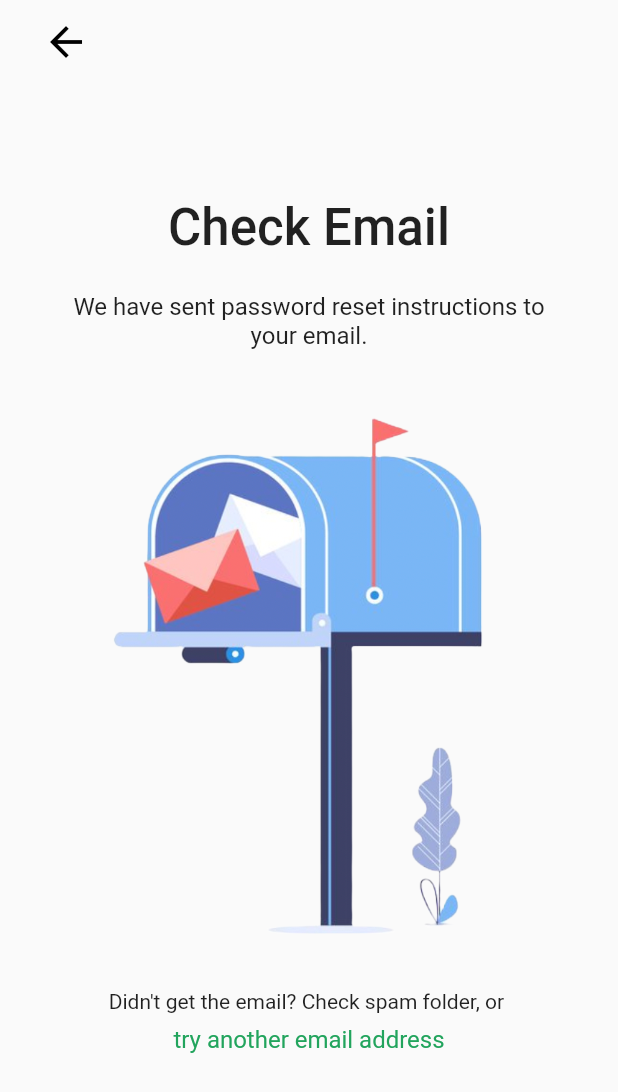
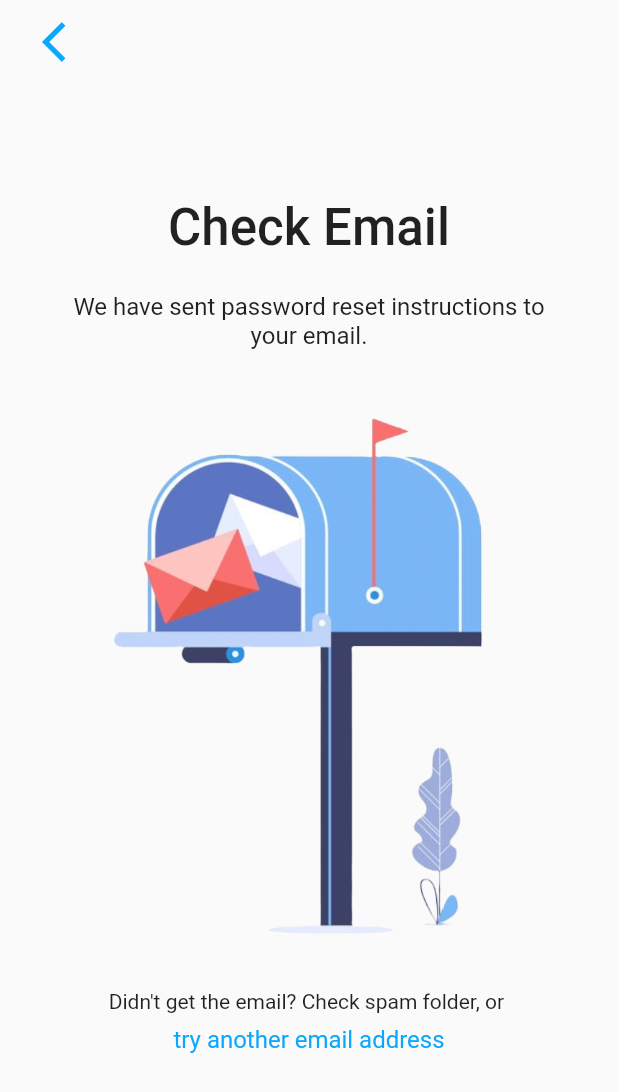
Before and after one commit to ALarsonPi/chores_app, a Flutter app: the ForgotPassword screen opened directly with empty values, after a tap on "Send Instructions", on a phone screen of 412 x 824 dp. Shown: the top 1092 px of the screen. Run offline on Flutter 3.47's test engine with Material 2 defaults, Android fonts, the phone set to English and light mode, and no system bars; our stand-ins replace animated_splash_screen, auth_buttons, badges, cloud_firestore, firebase_auth, firebase_core and 4 more; missing offline and left inert: flutter_device_type, flutter_facebook_auth; accounts and stored records are empty; project files that could hold a hidden picture were left out.

Commit message:
Completed UI for forgot password screen

```diff
--- a/lib/Widgets/UserLoginLogout/CheckEmail.dart
+++ b/lib/Widgets/UserLoginLogout/CheckEmail.dart
@@ -36,24 +36,6 @@ class CheckEmail extends StatelessWidget {
             ),
           ),
         ),
-        // Padding(
-        //   padding: const EdgeInsets.only(top: 8.0),
-        //   child: GestureDetector(
-        //     onTap: () => {
-        //       returnToLogin(),
-        //     },
-        //     child: Align(
-        //       alignment: Alignment.center,
-        //       child: Text(
-        //         "Return to Login",
-        //         style: loginMediumGreyBodyTextStyle.copyWith(
-        //           color: loginPrimaryColor,
-        //         ),
-        //       ),
-        //     ),
-        //   ),
-        // ),
-
         verticalSpaceMedium,
         Image.asset("assets/images/mailboxTransparent.png"),
         verticalSpaceMedium,
@@ -72,7 +54,7 @@ class CheckEmail extends StatelessWidget {
                   child: Text(
                     "try another email address",
                     style: loginMediumGreyBodyTextStyle.copyWith(
-                      color: loginPrimaryColor,
+                      color: forgotPasswordPrimaryColor,
                     ),
                   ),
                 ),
--- a/lib/Widgets/UserLoginLogout/ForgotPassword.dart
+++ b/lib/Widgets/UserLoginLogout/ForgotPassword.dart
@@ -35,7 +35,10 @@ class _ForgotPasswordState extends State<ForgotPassword> {
         leading: Padding(
           padding: const EdgeInsets.only(left: 20.0),
           child: IconButton(
-            icon: const Icon(Icons.arrow_back, color: Colors.black),
+            icon: const Icon(
+              Icons.arrow_back_ios,
+              color: forgotPasswordPrimaryColor,
+            ),
             onPressed: () => widget.setStateBackToLoginScreen(),
           ),
         ),
@@ -60,11 +63,15 @@ class _ForgotPasswordState extends State<ForgotPassword> {
                 widget.setStateBackToLoginScreen,
                 returnToForgotPasswordScreen,
               )
-            : Column(
-                mainAxisAlignment: MainAxisAlignment.start,
-                crossAxisAlignment: CrossAxisAlignment.start,
+            : ListView(
+                shrinkWrap: true,
+                physics: const NeverScrollableScrollPhysics(),
                 children: [
-                  verticalSpaceLarge,
+                  SizedBox(
+                    width: MediaQuery.of(context).size.width * 0.5,
+                    height: MediaQuery.of(context).size.width * 0.5,
+                    child: Image.asset("assets/images/forgotPassword.png"),
+                  ),
                   verticalSpaceLarge,
                   const Padding(
                     padding: EdgeInsets.only(bottom: 8.0),
@@ -87,33 +94,43 @@ class _ForgotPasswordState extends State<ForgotPassword> {
                       ),
                     ),
                   ),
-                  verticalSpaceMedium,
                   Padding(
-                    padding: const EdgeInsets.only(top: 16.0),
+                    padding: const EdgeInsets.only(top: 8.0),
                     child: TextFormField(
                       controller: emailController,
                       keyboardType: TextInputType.emailAddress,
                       autofocus: false,
-                      cursorColor: loginPrimaryColor,
+                      cursorColor: forgotPasswordPrimaryColor,
                       textInputAction: TextInputAction.next,
-                      decoration: const InputDecoration(
-                        border: OutlineInputBorder(
-                            borderRadius:
-                                BorderRadius.all(Radius.circular(5.0))),
-                        labelText: 'Email Address',
-                        labelStyle: TextStyle(
-                          color: loginMediumGreyColor,
+                      decoration: InputDecoration(
+                        enabledBorder: OutlineInputBorder(
+                          borderSide: const BorderSide(
+                            width: 1,
+                            color: Colors.grey,
+                          ),
+                          borderRadius: BorderRadius.circular(50.0),
+                        ),
+                        focusedBorder: OutlineInputBorder(
+                          borderSide: const BorderSide(
+                            width: 2,
+                            color: forgotPasswordPrimaryColor,
+                          ),
+                          borderRadius: BorderRadius.circular(50.0),
+                        ),
+                        errorBorder: OutlineInputBorder(
+                          borderSide: const BorderSide(
+                            width: 2,
+                            color: Colors.redAccent,
+                          ),
+                          borderRadius: BorderRadius.circular(50.0),
                         ),
                         filled: true,
-                        fillColor: Color.fromARGB(255, 241, 241, 242),
+                        fillColor: const Color.fromARGB(255, 241, 241, 242),
                       ),
                     ),
                   ),
-                  verticalSpaceLarge,
-                  verticalSpaceSmall,
-                  Padding(
-                    padding: const EdgeInsets.only(top: 32.0),
-                    child: SizedBox(
+                  verticalSpaceMedium,
+                  SizedBox(
                     width: double.infinity,
                     height: 50,
                     child: ElevatedButton(
@@ -122,17 +139,17 @@ class _ForgotPasswordState extends State<ForgotPassword> {
                               isEmailSent = true,
                             }),
                       },
-                        style: ButtonStyle(
-                          backgroundColor:
-                              MaterialStateProperty.all(loginPrimaryColor),
-                        ),
+                      style: ElevatedButton.styleFrom(
+                          backgroundColor: forgotPasswordPrimaryColor,
+                          shape: RoundedRectangleBorder(
+                            borderRadius: BorderRadius.circular(30),
+                          )),
                       child: const Text(
                         "Send Instructions",
                         style: TextStyle(
                           color: Colors.white,
                           fontWeight: FontWeight.bold,
                           fontSize: 14,
-                          ),
                         ),
                       ),
                     ),
--- a/lib/shared/UI_Helpers.dart
+++ b/lib/shared/UI_Helpers.dart
@@ -17,9 +17,9 @@ const Widget verticalSpaceMassive = SizedBox(height: 120.0);
 
 // colors
 const Color loginPrimaryColor = Color(0xff22A45D);
+const Color forgotPasswordPrimaryColor = Color(0xff09A7FD);
 const Color loginMediumGreyColor = Color(0xff868686);
 const Color loginDarkGreyColor = Color.fromARGB(255, 113, 112, 112);
-
 // Text Style
 
 /// The style used for all body text in the app
--- a/pubspec.yaml
+++ b/pubspec.yaml
@@ -104,6 +104,7 @@ flutter:
       - assets/images/AlpsLogo.png
       - assets/images/AlpsLogoBlue.png
       - assets/images/mailboxTransparent.png
+      - assets/images/forgotPassword.png
 
   fonts:
      - family: Nunito
```
Also changed, not shown: assets/images/forgotPassword.png (added), 1 other file. Lines whose indentation alone changed are shown as unchanged.
